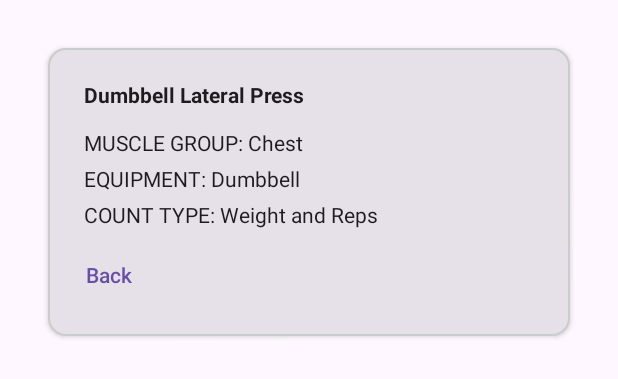
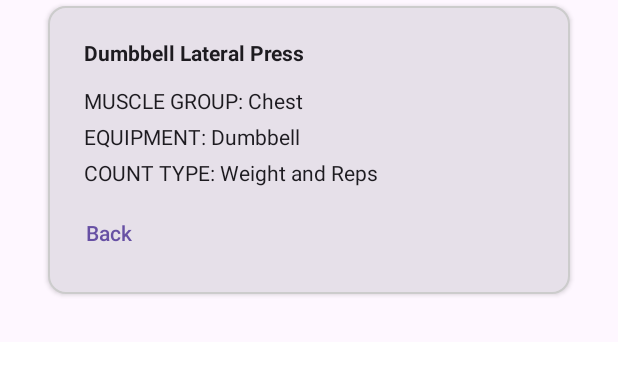
Before and after one commit to admgk/castor, an Android app built with Jetpack Compose: the @Preview function CastorExerciseDetailsScreenPreview, on a phone screen of 412 x 824 dp. Shown: the top 379 px of the screen. Run offline under Robolectric (Android 15) with nearby library versions, the phone set to English and light mode, and no system bars.

Commit message:
Modify padding on ExerciseDetailsCard in ListAndDetails layout

```diff
--- a/app/src/main/java/com/ignismark/castor/ui/CastorApp.kt
+++ b/app/src/main/java/com/ignismark/castor/ui/CastorApp.kt
@@ -63,6 +63,7 @@
                 CastorExerciseDetailsScreen(
                     castorUiState = castorUiState,
                     navController = navController,
+                    contentType = contentType,
                     paddingValues = paddingValues
                 )
             }
--- a/app/src/main/java/com/ignismark/castor/ui/CastorExerciseDetailsScreen.kt
+++ b/app/src/main/java/com/ignismark/castor/ui/CastorExerciseDetailsScreen.kt
@@ -19,11 +19,13 @@
 import androidx.navigation.NavController
 import androidx.navigation.compose.rememberNavController
 import com.ignismark.castor.data.Exercise
+import com.ignismark.castor.utils.CastorContentType
 
 @Composable
 fun CastorExerciseDetailsScreen(
     castorUiState: CastorUiState,
     navController: NavController,
+    contentType: CastorContentType,
     paddingValues: PaddingValues
 ) {
     Surface(modifier = Modifier
@@ -32,6 +34,7 @@
     ) {
         ExerciseDetailsCard(
             exercise = castorUiState.currentSelectedExercise,
+            contentType = contentType,
             navigateBack = { navController.navigate(CastorAppScreen.ExercisesList.title) }
         )
     }
@@ -41,6 +44,7 @@
 fun ExerciseDetailsCard(
     modifier: Modifier = Modifier,
     exercise: Exercise,
+    contentType: CastorContentType,
     navigateBack: () -> Unit
 ) {
     Card(
@@ -48,7 +52,12 @@
         elevation = CardDefaults.cardElevation(2.dp),
         modifier = modifier
             .fillMaxWidth()
-            .padding(all = 32.dp)
+            .padding(
+                start = 32.dp,
+                top = if (contentType == CastorContentType.ListAndDetails) 4.dp else 32.dp,
+                end = 32.dp,
+                bottom = 32.dp
+                )
     ) {
         Column(
             modifier = Modifier
@@ -96,6 +105,7 @@
     CastorExerciseDetailsScreen(
         castorUiState = CastorUiState(),
         navController = rememberNavController(),
+        contentType = CastorContentType.ListAndDetails,
         paddingValues = PaddingValues()
     )
 }
--- a/app/src/main/java/com/ignismark/castor/ui/CastorExercisesListScreen.kt
+++ b/app/src/main/java/com/ignismark/castor/ui/CastorExercisesListScreen.kt
@@ -22,7 +22,6 @@
 import androidx.compose.ui.unit.dp
 import androidx.navigation.NavController
 import androidx.navigation.compose.rememberNavController
-import androidx.window.core.layout.WindowWidthSizeClass
 import com.ignismark.castor.data.Exercise
 import com.ignismark.castor.utils.CastorContentType
 
@@ -63,6 +62,7 @@
                 ExerciseDetailsCard(
                     modifier = Modifier.weight(1f),
                     exercise = castorUiState.currentSelectedExercise,
+                    contentType = contentType,
                     navigateBack = { navController.navigate(CastorAppScreen.ExercisesList.title) }
                 )
             }
```
